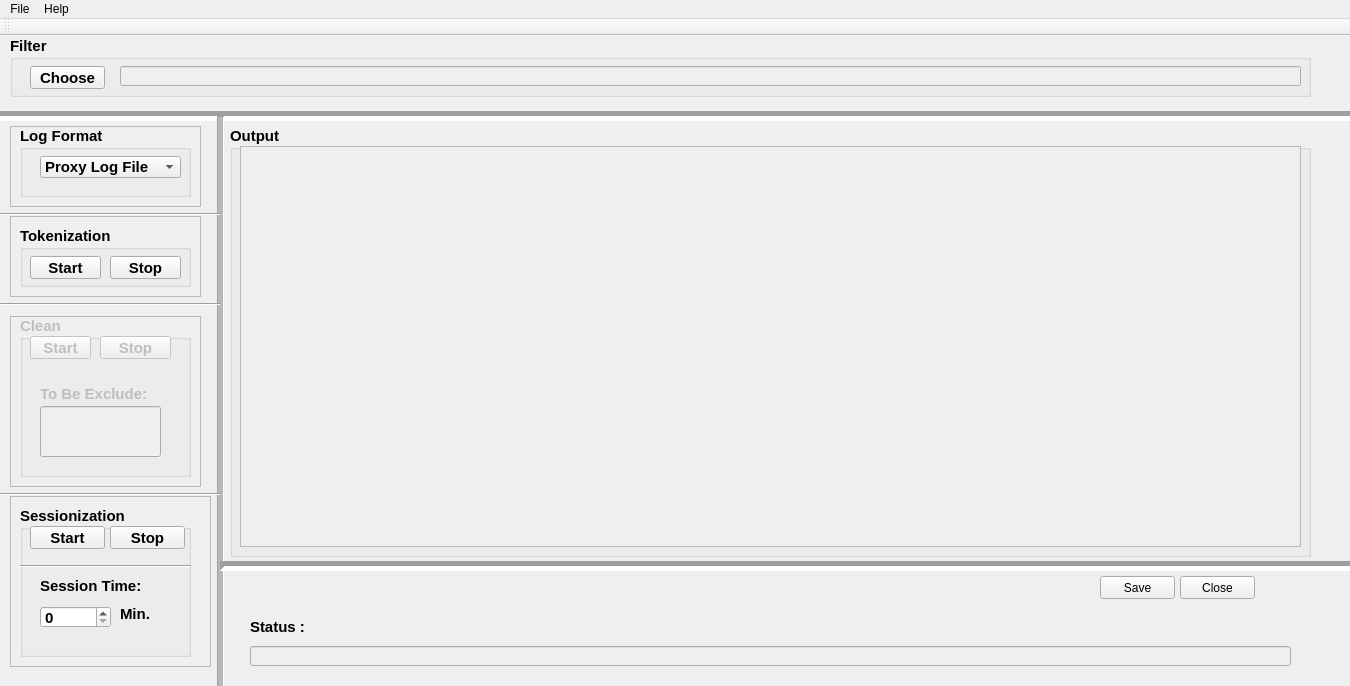
Above: yast_gui.ui from jarifibrahim/projectStuff before the change. Below: the same form after it.
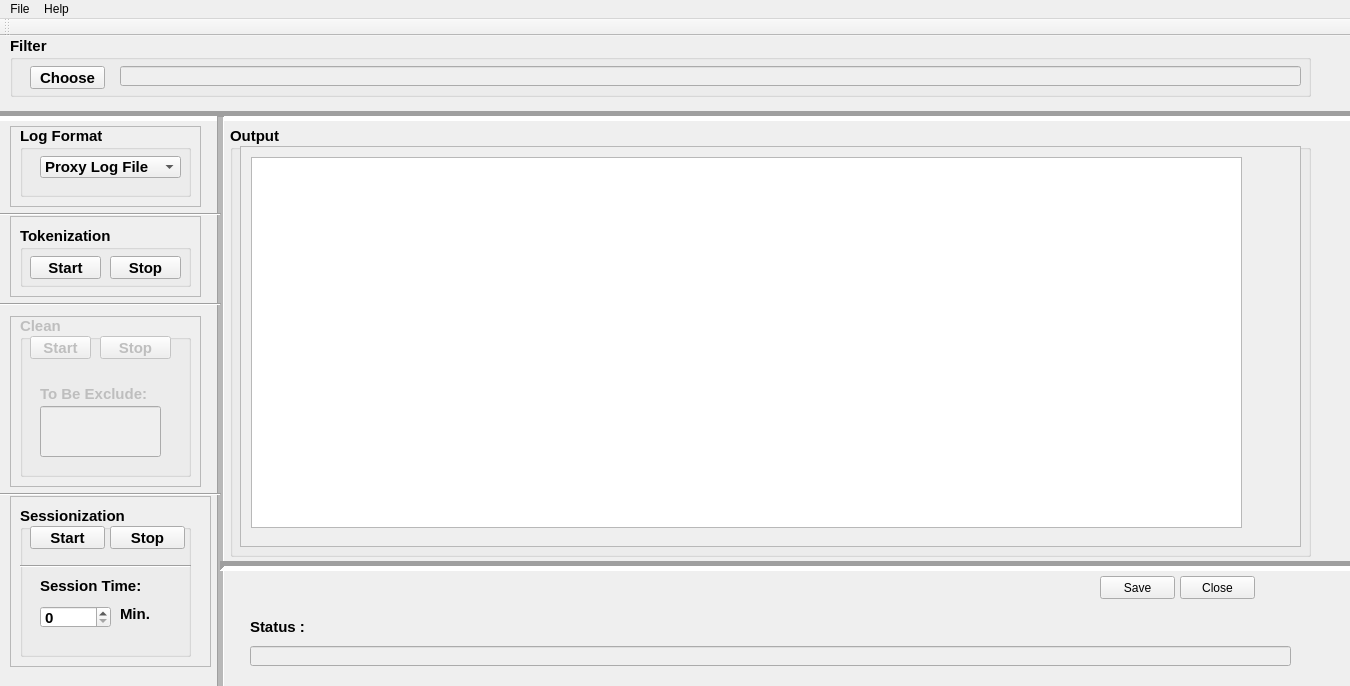
That is the form after the change.

Commit message:
yast_gui: Add functionality to GUI
- Save connection
- Close warning pop-up
- change scroll area with textedit

Patch:
```diff
--- a/yast_gui.ui
+++ b/yast_gui.ui
@@ -186,6 +186,16 @@
         <height>399</height>
        </rect>
       </property>
+      <widget class="QTextEdit" name="textEdit">
+       <property name="geometry">
+        <rect>
+         <x>10</x>
+         <y>10</y>
+         <width>991</width>
+         <height>371</height>
+        </rect>
+       </property>
+      </widget>
      </widget>
     </widget>
    </widget>
```
The commit also changes 1 other file.
